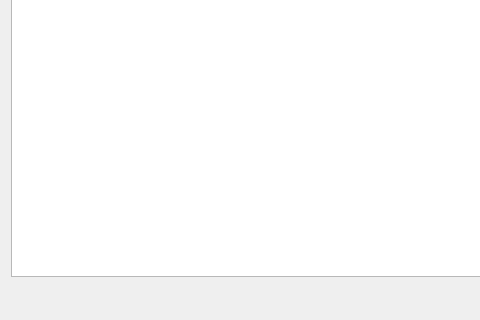
First picture: the form in CentralWidget.ui, repository asdln/Database_RCS, before the edit; both pictures show x 0 to 480 and y 249 to 569 of the 881 by 569 pixel window.
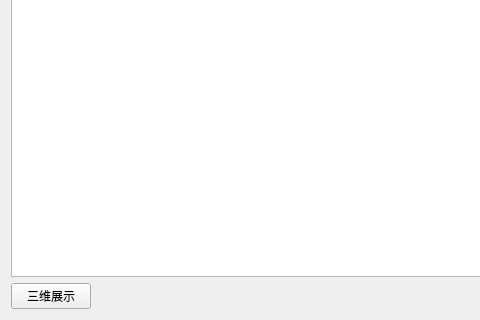
Second picture: the form after the edit.

What changed in the file:
```diff
--- a/CentralWidget.ui
+++ b/CentralWidget.ui
@@ -19,6 +19,13 @@
    </item>
    <item>
     <layout class="QHBoxLayout" name="horizontalLayout_2">
+     <item>
+      <widget class="QPushButton" name="pushButton_3DView">
+       <property name="text">
+        <string>三维展示</string>
+       </property>
+      </widget>
+     </item>
      <item>
       <spacer name="horizontalSpacer">
        <property name="orientation">
```
